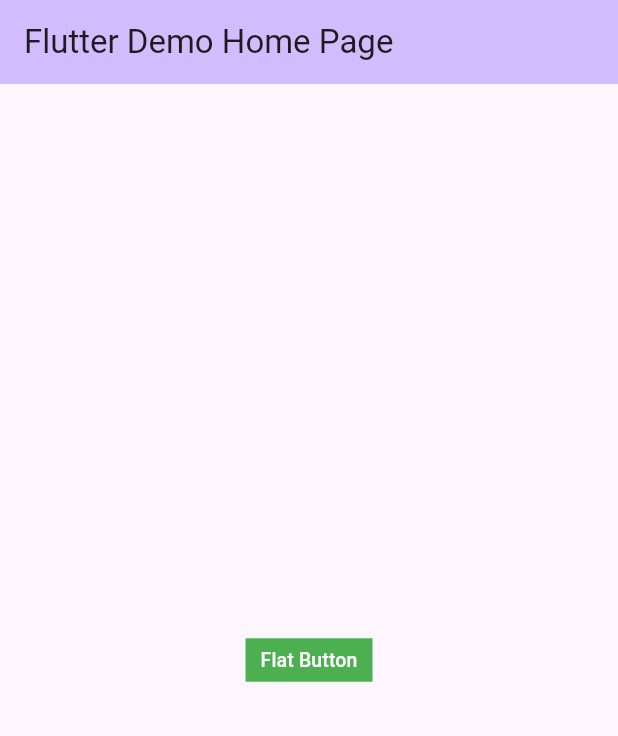
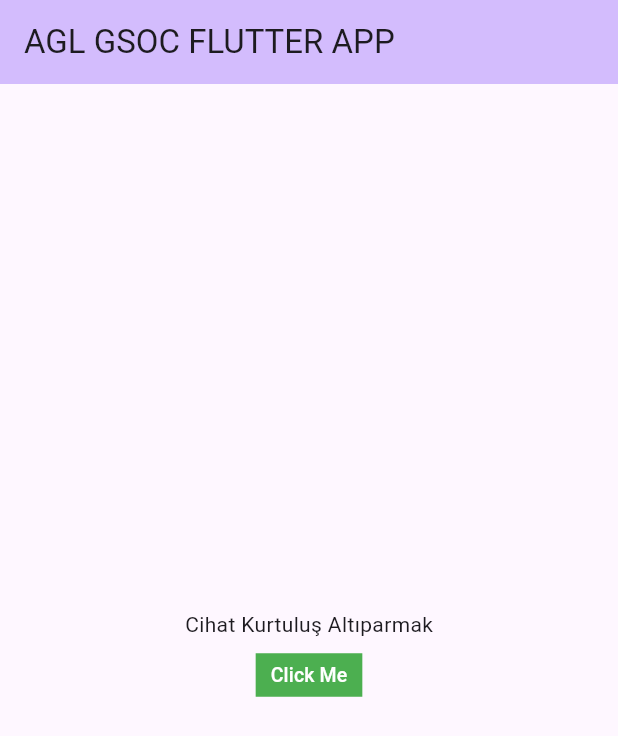
Before and after one commit to DarkusAlphaHydranoid/agl-gsoc-flutter-app, a Flutter app: the screen it shows after launch, on a phone screen of 412 x 824 dp. Shown: the top 736 px of the screen. Run offline on Flutter 3.47's test engine with Material 3 defaults, Android fonts, the light colour scheme and no system bars.

Commit message:
Add listview

```diff
--- a/lib/main.dart
+++ b/lib/main.dart
@@ -32,7 +32,7 @@ class MyApp extends StatelessWidget {
         colorScheme: ColorScheme.fromSeed(seedColor: Colors.deepPurple),
         useMaterial3: true,
       ),
-      home: const MyHomePage(title: 'Flutter Demo Home Page'),
+      home: const MyHomePage(title: 'AGL GSOC FLUTTER APP'),
     );
   }
 }
@@ -105,6 +105,16 @@ class _MyHomePageState extends State<MyHomePage> {
           title: Text(widget.title),
         ),
         body: Center(
+          child : ListView(
+            shrinkWrap: true,
+            scrollDirection: Axis.vertical,
+            children : [
+              Center(
+                child : const Text(
+                  "Cihat Kurtuluş Altıparmak",
+                ),
+              ),
+              Center(
                 // Center is a layout widget. It takes a single child and positions it
                 // in the middle of the parent.
                 child: TextButton(
@@ -113,12 +123,15 @@ class _MyHomePageState extends State<MyHomePage> {
                     color: Colors.green,
                     padding: const EdgeInsets.symmetric(vertical: 5, horizontal: 10),
                     child: const Text(
-                'Flat Button',
+                      'Click Me',
                       style: TextStyle(color: Colors.white, fontSize: 13.0),
                     ),
                   ),
                 ),
-        )
+              ),
+            ]
+          ),
+        ),
       );
     }
   }
```
Lines whose indentation alone changed are shown as unchanged.
